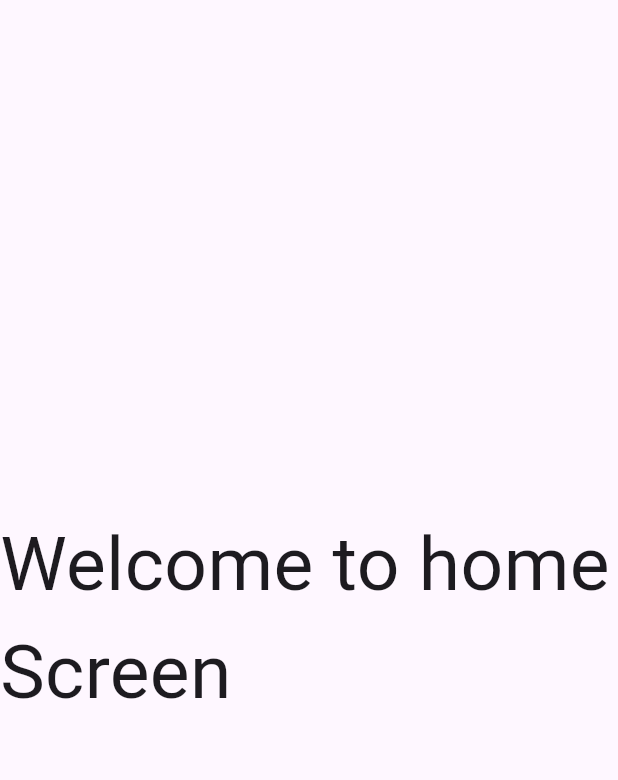
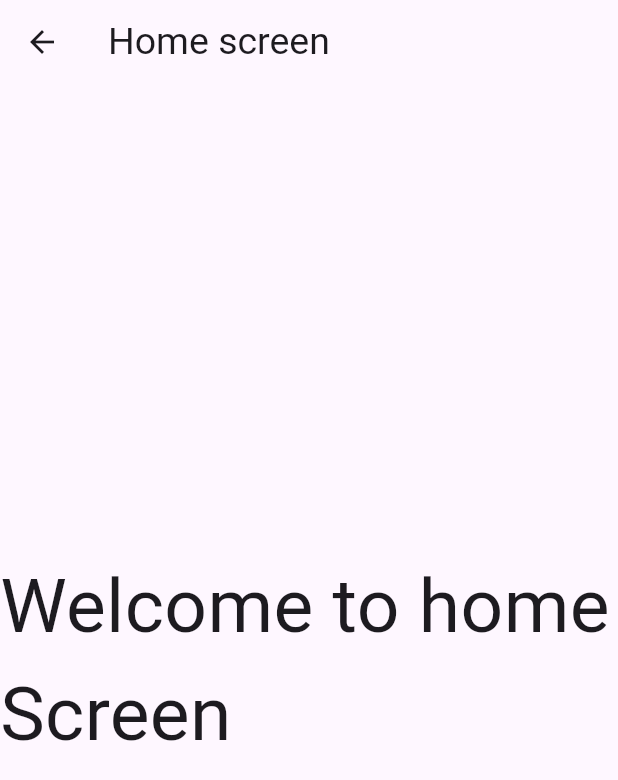
Before and after one commit to Prashant-Chaudhary58/mero_bazar, a Flutter app: the HomeScreen screen opened by its route, on a phone screen of 412 x 824 dp. Shown: the top 780 px of the screen. Run offline on Flutter 3.47's test engine with Material 3 defaults, Android fonts, the phone set to English and light mode, and no system bars.

Commit message:
added title to home screen

```diff
--- a/lib/screens/home/home_screen.dart
+++ b/lib/screens/home/home_screen.dart
@@ -7,6 +7,12 @@ class HomeScreen extends StatelessWidget {
   Widget build(BuildContext context) {
     return SafeArea(
       child: Scaffold(
+        appBar: AppBar(
+          title: Text(
+            "Home screen",
+            style: TextStyle(fontSize: 25),
+          ),
+        ),
         body:Center(child: const  Text('Welcome to home Screen', style: TextStyle(fontSize: 50),)),
       ),
     );
```
Also changed, not shown: pubspec.lock.
